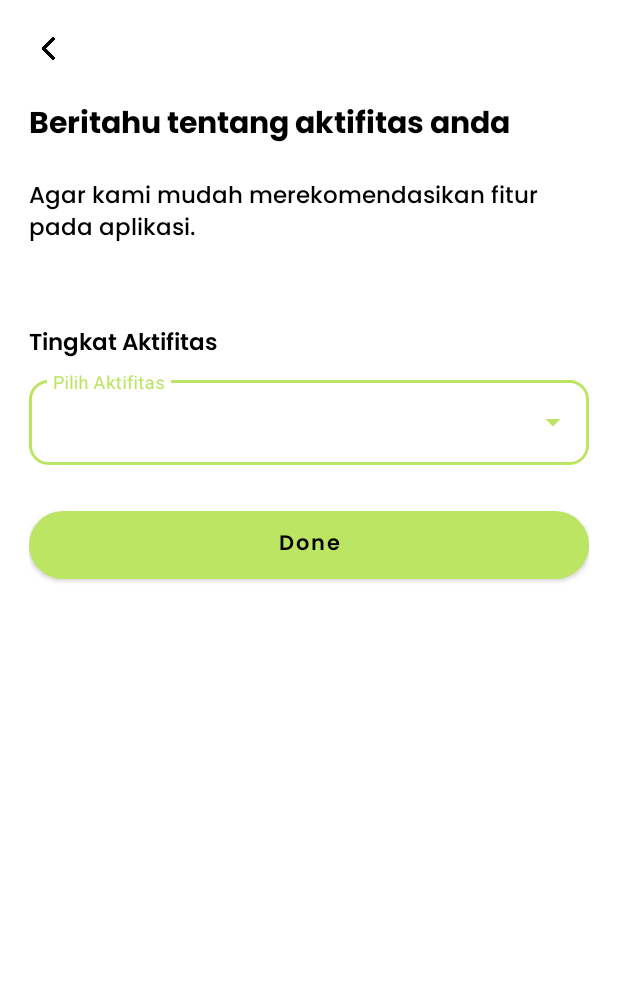
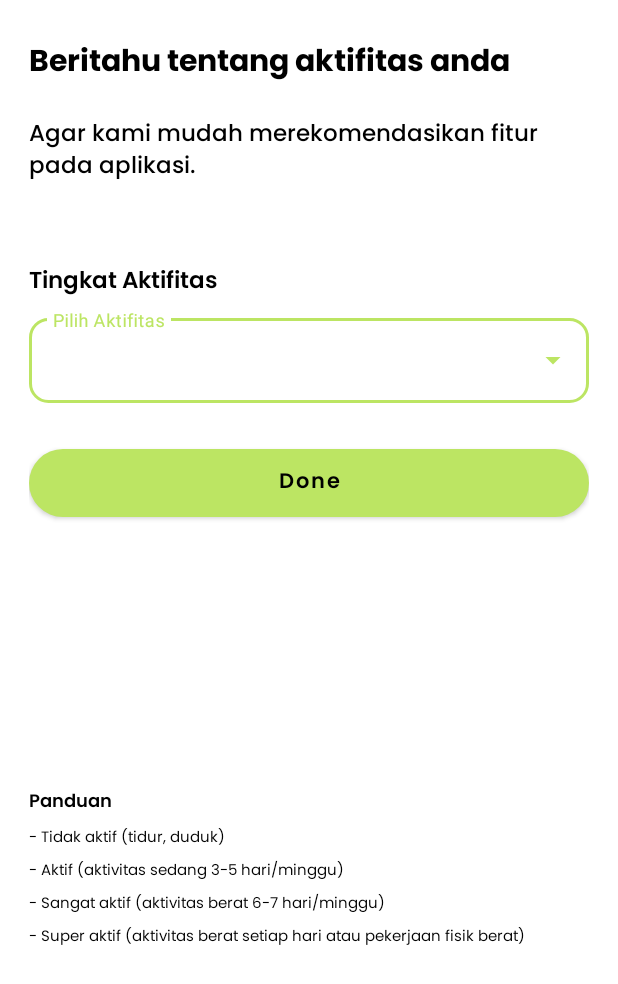
Before and after one commit to agaaaptr/DietPro, an Android app: the layout third_screen.xml on its own in the app's theme, with its tools: preview values and no code run, on a phone screen of 412 x 824 dp. Shown: the top 984 px of the screen. Run offline under Robolectric (Android 15) with nearby library versions, the phone set to English and light mode, and no system bars.

Commit message:
style(userInterface) Optimizing UI

```diff
--- a/app/src/main/java/com/example/dietproapp/ui/obslide/screen/FirstScreen.kt
+++ b/app/src/main/java/com/example/dietproapp/ui/obslide/screen/FirstScreen.kt
@@ -74,7 +74,7 @@ class FirstScreen : Fragment() {
                     toastSuccess("Berhasil menambahkan usia & jenis kelamin" + it.data?.nama)
                 }
                 State.ERROR -> {
-                    toastError(it.message ?: "Error")
+//                    toastError(it.message ?: "Error")
                 }
                 State.LOADING -> {
 //                    progress.show()
--- a/app/src/main/java/com/example/dietproapp/ui/obslide/screen/SecondScreen.kt
+++ b/app/src/main/java/com/example/dietproapp/ui/obslide/screen/SecondScreen.kt
@@ -65,7 +65,7 @@ class SecondScreen : Fragment() {
                     toastSuccess("Berhasil menambahkan Tinggi & Berat Badan" + it.data?.nama)
                 }
                 State.ERROR -> {
-                    toastError(it.message ?: "Error")
+//                    toastError(it.message ?: "Error")
                 }
                 State.LOADING -> {
 
--- a/app/src/main/java/com/example/dietproapp/util/Constants.kt
+++ b/app/src/main/java/com/example/dietproapp/util/Constants.kt
@@ -2,6 +2,6 @@ package com.example.dietproapp.util
 
 object Constants {
 
-    const val BASE_URL  =   "http://192.168.43.120/dietpro-app/public/"
+    const val BASE_URL  =   "http://192.168.43.202/dietpro-app/public/"
     const val USER_URL =   BASE_URL + "storage/user"
 }
--- a/app/src/main/res/layout/third_screen.xml
+++ b/app/src/main/res/layout/third_screen.xml
@@ -12,13 +12,13 @@
         android:orientation="vertical"
         android:padding="@dimen/_15sdp">
 
-    <ImageView
-        android:id="@+id/img_back"
-        android:layout_width="26dp"
-        android:layout_height="26dp"
-        android:src="@drawable/back"
-        android:layout_gravity="start"
-        android:layout_marginBottom="15dp"/>
+<!--        <ImageView-->
+<!--            android:id="@+id/img_back"-->
+<!--            android:layout_width="26dp"-->
+<!--            android:layout_height="26dp"-->
+<!--            android:src="@drawable/back"-->
+<!--            android:layout_gravity="start"-->
+<!--            android:layout_marginBottom="15dp"/>-->
 
         <TextView
             android:id="@+id/tv1"
@@ -85,6 +85,55 @@
             android:textAllCaps="false"
             android:textSize="14dp" />
 
+        <TextView
+            android:layout_marginTop="180dp"
+            android:layout_width="wrap_content"
+            android:layout_height="wrap_content"
+            android:text="Panduan"
+            android:textColor="@color/black"
+            android:textSize="12sp"
+            android:fontFamily="@font/poppins_semibold"/>
+
+        <TextView
+            android:layout_marginTop="5dp"
+            android:layout_width="wrap_content"
+            android:layout_height="wrap_content"
+            android:text="- Tidak aktif (tidur, duduk)"
+            android:textColor="@color/black"
+            android:textSize="10sp"
+            android:fontFamily="@font/poppins_regular"/>
+
+        <TextView
+            android:layout_marginTop="5dp"
+            android:layout_width="wrap_content"
+            android:layout_height="wrap_content"
+            android:text="- Aktif (aktivitas sedang 3-5 hari/minggu)"
+            android:textColor="@color/black"
+            android:textSize="10sp"
+            android:fontFamily="@font/poppins_regular"/>
+
+        <TextView
+            android:layout_marginTop="5dp"
+            android:layout_width="wrap_content"
+            android:layout_height="wrap_content"
+            android:text="- Sangat aktif (aktivitas berat 6-7 hari/minggu)"
+            android:textColor="@color/black"
+            android:textSize="10sp"
+            android:fontFamily="@font/poppins_regular"/>
+
+        <TextView
+            android:layout_marginTop="5dp"
+            android:layout_width="wrap_content"
+            android:layout_height="wrap_content"
+            android:text="- Super aktif (aktivitas berat setiap hari atau pekerjaan fisik berat)"
+            android:textColor="@color/black"
+            android:textSize="10sp"
+            android:fontFamily="@font/poppins_regular"/>
+
+
+
+
     </LinearLayout>
 
+
 </FrameLayout>
--- a/app/src/main/res/xml/network_security.xml
+++ b/app/src/main/res/xml/network_security.xml
@@ -1,7 +1,7 @@
 <?xml version="1.0" encoding="utf-8"?>
 <network-security-config>
     <domain-config cleartextTrafficPermitted="true">
-        <domain includeSubdomains="true">192.168.43.120</domain>
+        <domain includeSubdomains="true">192.168.43.202</domain>
         <domain includeSubdomains="true">dietpro.com</domain>
     </domain-config>
 </network-security-config>
```
Also changed, not shown: app/src/main/java/com/example/dietproapp/ui/jurnalmakanan/adapter/MenuJurnalAdapter.kt (+10 -9 lines), app/src/main/res/layout/first_screen.xml (+7 -7 lines), app/src/main/res/layout/second_screen.xml (+7 -7 lines), 1 other file. Lines whose indentation alone changed are shown as unchanged.
